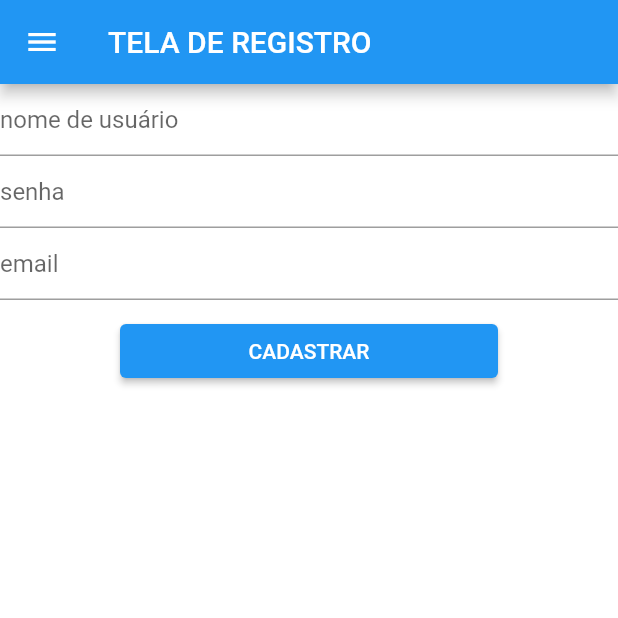
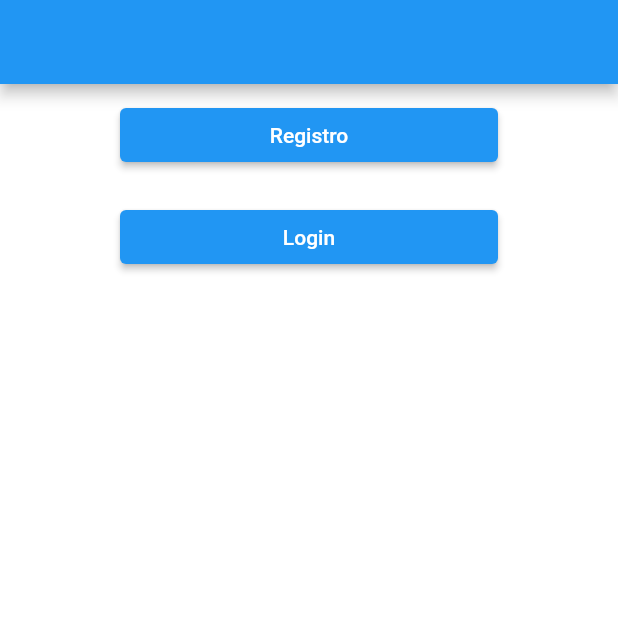
Before and after one commit to fleury-gf/MeAu, a Flutter app: the screen it shows after launch, on a phone screen of 412 x 824 dp, the top half of it. Run offline on Flutter 3.47's test engine with Material 2 defaults, Android fonts, the phone set to English and light mode, and no system bars; our stand-ins replace firebase_core; accounts and stored records are empty.

Commit message:
adds login screen, home screen + refactor
refactored repeated page attributes into a screen template widget

```diff
--- a/meau/lib/app.dart
+++ b/meau/lib/app.dart
@@ -1,16 +1,11 @@
-import 'package:flutter/cupertino.dart';
 import 'package:flutter/material.dart';
-import 'package:flutter/src/widgets/container.dart';
-import 'package:flutter/src/widgets/framework.dart';
-import 'package:meau/screens/intro_screen.dart';
-import 'package:meau/screens/register_screen.dart';
-import 'package:meau/widgets/main_title.dart';
+import 'package:meau/screens/home_screen.dart';
 
 class MyApp extends StatelessWidget {
   const MyApp({super.key});
 
   @override
   Widget build(BuildContext context) {
-    return MaterialApp(home: RegisterScreen());
+    return MaterialApp(home: HomeScreen());
   }
 }
--- /dev/null
+++ b/meau/lib/screens/home_screen.dart
@@ -0,0 +1,33 @@
+import 'package:flutter/material.dart';
+import 'package:meau/screens/register_screen.dart';
+import 'package:meau/widgets/buttons.dart';
+import 'package:meau/widgets/screen_template.dart';
+import 'login_screen.dart';
+
+class HomeScreen extends StatelessWidget {
+  const HomeScreen({super.key});
+
+  @override
+  Widget build(BuildContext context) {
+    return ScreenTemplate(children: <Widget>[
+      StandardButton(
+          buttonText: "Registro",
+          onPressed: () {
+            Navigator.push(
+                context,
+                MaterialPageRoute(
+                  builder: (context) => RegisterScreen(),
+                ));
+          }),
+      StandardButton(
+          buttonText: "Login",
+          onPressed: () {
+            Navigator.push(
+                context,
+                MaterialPageRoute(
+                  builder: (context) => LoginScreen(),
+                ));
+          })
+    ]);
+  }
+}
--- a/meau/lib/screens/register_screen.dart
+++ b/meau/lib/screens/register_screen.dart
@@ -1,11 +1,8 @@
 import 'dart:developer';
-
 import 'package:flutter/cupertino.dart';
 import 'package:flutter/material.dart';
-import 'package:flutter/src/widgets/container.dart';
-import 'package:flutter/src/widgets/framework.dart';
 import 'package:meau/widgets/buttons.dart';
-import 'package:meau/widgets/main_title.dart';
+import 'package:meau/widgets/screen_template.dart';
 import 'package:meau/widgets/text_box.dart';
 
 class RegisterScreen extends StatefulWidget {
@@ -21,24 +18,14 @@ class _RegisterScreenState extends State<RegisterScreen> {
   final emailController = TextEditingController();
   @override
   Widget build(BuildContext context) {
-    return Scaffold(
-      appBar: AppBar(title: Text("TELA DE REGISTRO")),
-      drawer: Drawer(),
-      body: Container(
-        color: Colors.white,
-        child: SafeArea(
-          child: Column(
-            crossAxisAlignment: CrossAxisAlignment.stretch,
-            children: <Widget>[
-              Textbox(
-                  controller: usernameController,
-                  placeholder: "nome de usuário"),
-              Textbox(
+    return ScreenTemplate(title: "Tela de Registro", children: <Widget>[
+      TextInput(controller: usernameController, placeholder: "nome de usuário"),
+      TextInput(
         controller: passwordController,
         placeholder: "senha",
         isPassword: true,
       ),
-              Textbox(
+      TextInput(
         controller: emailController,
         placeholder: "email",
       ),
@@ -46,10 +33,6 @@ class _RegisterScreenState extends State<RegisterScreen> {
         buttonText: "CADASTRAR",
         onPressed: () => {log(passwordController.text)},
       )
-            ],
-          ),
-        ),
-      ),
-    );
+    ]);
   }
 }
--- /dev/null
+++ b/meau/lib/widgets/screen_template.dart
@@ -0,0 +1,23 @@
+import 'package:flutter/material.dart';
+
+class ScreenTemplate extends StatelessWidget {
+  const ScreenTemplate({super.key, this.title = "", required this.children});
+  final String title;
+  final List<Widget> children;
+  @override
+  Widget build(BuildContext context) {
+    return Scaffold(
+      appBar: AppBar(title: Text(title)),
+      drawer: null,
+      body: Container(
+        color: Colors.white,
+        child: SafeArea(
+          child: Column(
+            crossAxisAlignment: CrossAxisAlignment.stretch,
+            children: children,
+          ),
+        ),
+      ),
+    );
+  }
+}
--- a/meau/lib/widgets/text_box.dart
+++ b/meau/lib/widgets/text_box.dart
@@ -1,7 +1,7 @@
 import 'package:flutter/material.dart';
 
-class Textbox extends StatelessWidget {
-  const Textbox(
+class TextInput extends StatelessWidget {
+  const TextInput(
       {super.key,
       required this.controller,
       this.isPassword = false,
@@ -12,10 +12,13 @@ class Textbox extends StatelessWidget {
 
   @override
   Widget build(BuildContext context) {
-    return TextFormField(
-      controller: controller,
-      obscureText: isPassword,
-      decoration: InputDecoration(hintText: placeholder),
+    return Padding(
+      padding: const EdgeInsets.symmetric(horizontal: 10),
+      child: TextFormField(
+        controller: controller,
+        obscureText: isPassword,
+        decoration: InputDecoration(hintText: placeholder),
+      ),
     );
   }
 }
--- a/meau/pubspec.yaml
+++ b/meau/pubspec.yaml
@@ -37,6 +37,9 @@ dependencies:
   # Use with the CupertinoIcons class for iOS style icons.
   cupertino_icons: ^1.0.2
   firebase_core: ^2.3.0
+  cloud_firestore: ^4.1.0
+  firebase_auth: ^4.1.4
+  firebase_storage: ^11.0.6
 
 dev_dependencies:
   flutter_test:
```
Also changed, not shown: meau/lib/screens/intro_screen.dart (deleted, +0 -21 lines), meau/lib/screens/login_screen.dart (added, +38 -0 lines), meau/pubspec.lock, 3 other files. Lines whose indentation alone changed are shown as unchanged.
